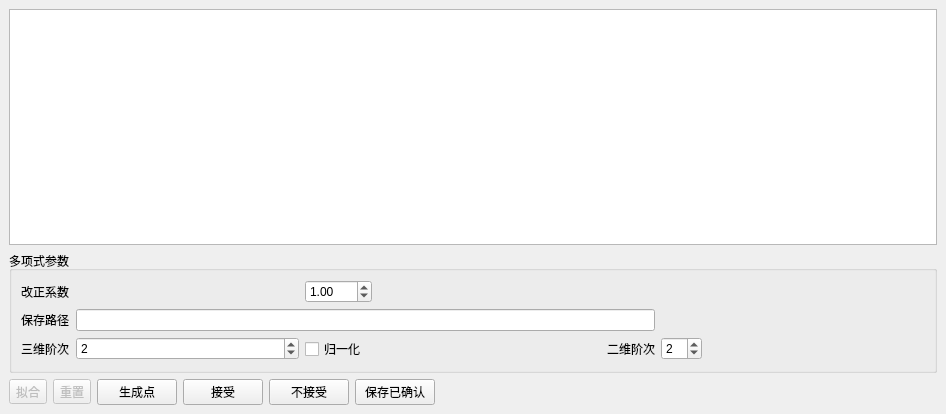
Above: src/ui/3DpointsPickedDlg.ui from qgis/QGIS before the change. Below: the same form after it.
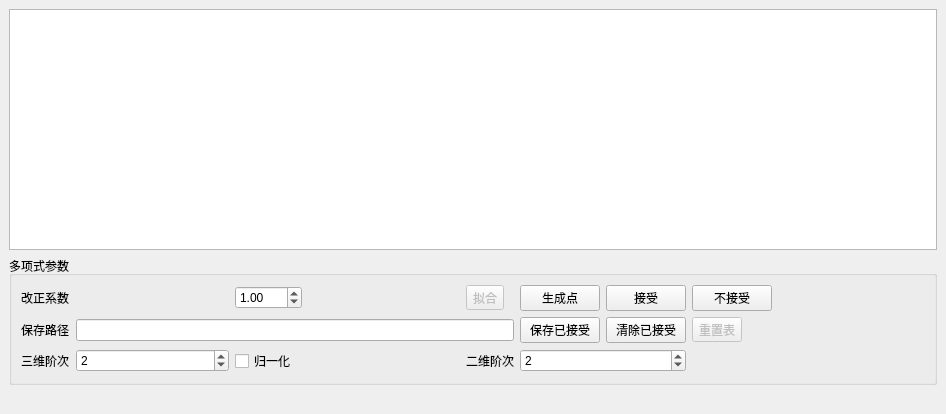
That is the form after the change.

Diff of the .ui file:
```diff
--- a/src/ui/3DpointsPickedDlg.ui
+++ b/src/ui/3DpointsPickedDlg.ui
@@ -46,38 +46,56 @@
        <string>多项式参数</string>
       </property>
       <layout class="QGridLayout" name="gridLayout">
-       <item row="5" column="1">
-        <widget class="QSpinBox" name="spinBox">
-         <property name="minimumSize">
+       <item row="2" column="7">
+        <widget class="QPushButton" name="pushButton_queren">
+         <property name="text">
+          <string>接受</string>
+         </property>
+        </widget>
+       </item>
+       <item row="5" column="0">
+        <widget class="QLabel" name="label">
+         <property name="text">
+          <string>三维阶次</string>
+         </property>
+        </widget>
+       </item>
+       <item row="3" column="9">
+        <spacer name="horizontalSpacer_6">
+         <property name="orientation">
+          <enum>Qt::Horizontal</enum>
+         </property>
+         <property name="sizeHint" stdset="0">
           <size>
-           <width>20</width>
-           <height>10</height>
+           <width>40</width>
+           <height>20</height>
           </size>
          </property>
-         <property name="value">
-          <number>2</number>
-         </property>
-        </widget>
+        </spacer>
        </item>
-       <item row="5" column="7">
+       <item row="3" column="1" colspan="5">
+        <widget class="QLineEdit" name="cunchulujing"/>
+       </item>
+       <item row="5" column="6" colspan="2">
         <widget class="QSpinBox" name="spinBox_2">
          <property name="value">
           <number>2</number>
          </property>
         </widget>
        </item>
-       <item row="2" column="4">
-        <spacer name="horizontalSpacer_5">
-         <property name="orientation">
-          <enum>Qt::Horizontal</enum>
+       <item row="5" column="5">
+        <widget class="QLabel" name="label_2">
+         <property name="text">
+          <string>二维阶次</string>
          </property>
-         <property name="sizeHint" stdset="0">
-          <size>
-           <width>40</width>
-           <height>20</height>
-          </size>
+        </widget>
+       </item>
+       <item row="3" column="0">
+        <widget class="QLabel" name="label_4">
+         <property name="text">
+          <string>保存路径</string>
          </property>
-        </spacer>
+        </widget>
        </item>
        <item row="2" column="2" colspan="2">
         <widget class="QDoubleSpinBox" name="gaizhengshu">
@@ -89,15 +107,8 @@
          </property>
         </widget>
        </item>
-       <item row="5" column="0">
-        <widget class="QLabel" name="label">
-         <property name="text">
-          <string>三维阶次</string>
-         </property>
-        </widget>
-       </item>
-       <item row="2" column="1">
-        <spacer name="horizontalSpacer_4">
+       <item row="5" column="4">
+        <spacer name="horizontalSpacer">
          <property name="orientation">
           <enum>Qt::Horizontal</enum>
          </property>
@@ -109,7 +120,14 @@
          </property>
         </spacer>
        </item>
-       <item row="5" column="8">
+       <item row="5" column="2">
+        <widget class="QCheckBox" name="checkBox_MapToOne">
+         <property name="text">
+          <string>归一化</string>
+         </property>
+        </widget>
+       </item>
+       <item row="5" column="9">
         <spacer name="horizontalSpacer_2">
          <property name="orientation">
           <enum>Qt::Horizontal</enum>
@@ -122,6 +140,45 @@
          </property>
         </spacer>
        </item>
+       <item row="3" column="7">
+        <widget class="QPushButton" name="pushButton_clear_saved">
+         <property name="toolTip">
+          <string>&lt;html&gt;&lt;head/&gt;&lt;body&gt;&lt;p&gt;清理已确认的点所占的内存，下次保存将不包含这些点。&lt;/p&gt;&lt;/body&gt;&lt;/html&gt;</string>
+         </property>
+         <property name="text">
+          <string>清除已接受</string>
+         </property>
+        </widget>
+       </item>
+       <item row="2" column="5">
+        <widget class="QToolButton" name="niheToolButton">
+         <property name="enabled">
+          <bool>false</bool>
+         </property>
+         <property name="minimumSize">
+          <size>
+           <width>0</width>
+           <height>22</height>
+          </size>
+         </property>
+         <property name="text">
+          <string>拟合</string>
+         </property>
+        </widget>
+       </item>
+       <item row="5" column="1">
+        <widget class="QSpinBox" name="spinBox">
+         <property name="minimumSize">
+          <size>
+           <width>20</width>
+           <height>10</height>
+          </size>
+         </property>
+         <property name="value">
+          <number>2</number>
+         </property>
+        </widget>
+       </item>
        <item row="2" column="0">
         <widget class="QLabel" name="label_3">
          <property name="text">
@@ -129,15 +186,8 @@
          </property>
         </widget>
        </item>
-       <item row="5" column="2">
-        <widget class="QCheckBox" name="checkBox_MapToOne">
-         <property name="text">
-          <string>归一化</string>
-         </property>
-        </widget>
-       </item>
-       <item row="5" column="4">
-        <spacer name="horizontalSpacer">
+       <item row="2" column="4">
+        <spacer name="horizontalSpacer_5">
          <property name="orientation">
           <enum>Qt::Horizontal</enum>
          </property>
@@ -149,101 +199,61 @@
          </property>
         </spacer>
        </item>
-       <item row="3" column="0">
-        <widget class="QLabel" name="label_4">
+       <item row="3" column="6">
+        <widget class="QPushButton" name="pushButton_save">
          <property name="text">
-          <string>保存路径</string>
+          <string>保存已接受</string>
          </property>
         </widget>
        </item>
-       <item row="5" column="5">
-        <widget class="QLabel" name="label_2">
+       <item row="2" column="6">
+        <widget class="QPushButton" name="pushButton_Generate">
+         <property name="minimumSize">
+          <size>
+           <width>10</width>
+           <height>0</height>
+          </size>
+         </property>
          <property name="text">
-          <string>二维阶次</string>
+          <string>生成点</string>
          </property>
         </widget>
        </item>
-       <item row="3" column="1" colspan="5">
-        <widget class="QLineEdit" name="cunchulujing"/>
+       <item row="2" column="1">
+        <spacer name="horizontalSpacer_4">
+         <property name="orientation">
+          <enum>Qt::Horizontal</enum>
+         </property>
+         <property name="sizeHint" stdset="0">
+          <size>
+           <width>40</width>
+           <height>20</height>
+          </size>
+         </property>
+        </spacer>
+       </item>
+       <item row="2" column="8">
+        <widget class="QPushButton" name="pushButtonbujieshou">
+         <property name="text">
+          <string>不接受</string>
+         </property>
+        </widget>
        </item>
        <item row="3" column="8">
-        <spacer name="horizontalSpacer_6">
-         <property name="orientation">
-          <enum>Qt::Horizontal</enum>
+        <widget class="QToolButton" name="resetToolButton">
+         <property name="enabled">
+          <bool>false</bool>
          </property>
-         <property name="sizeHint" stdset="0">
-          <size>
-           <width>40</width>
-           <height>20</height>
-          </size>
+         <property name="text">
+          <string>重置表</string>
          </property>
-        </spacer>
+        </widget>
        </item>
       </layout>
      </widget>
     </item>
     <item>
      <layout class="QHBoxLayout" name="horizontalLayout_2">
-      <item>
-       <widget class="QToolButton" name="niheToolButton">
-        <property name="enabled">
-         <bool>false</bool>
-        </property>
-        <property name="minimumSize">
-         <size>
-          <width>0</width>
-          <height>22</height>
-         </size>
-        </property>
-        <property name="text">
-         <string>拟合</string>
-        </property>
-       </widget>
-      </item>
-      <item>
-       <widget class="QToolButton" name="resetToolButton">
-        <property name="enabled">
-         <bool>false</bool>
-        </property>
-        <property name="text">
-         <string>重置</string>
-        </property>
-       </widget>
-      </item>
-      <item>
-       <widget class="QPushButton" name="pushButton_Generate">
-        <property name="minimumSize">
-         <size>
-          <width>10</width>
-          <height>0</height>
-         </size>
-        </property>
-        <property name="text">
-         <string>生成点</string>
-        </property>
-       </widget>
-      </item>
-      <item>
-       <widget class="QPushButton" name="pushButton_queren">
-        <property name="text">
-         <string>接受</string>
-        </property>
-       </widget>
-      </item>
-      <item>
-       <widget class="QPushButton" name="pushButtonbujieshou">
-        <property name="text">
-         <string>不接受</string>
-        </property>
-       </widget>
-      </item>
-      <item>
-       <widget class="QPushButton" name="pushButton_save">
-        <property name="text">
-         <string>保存已确认</string>
-        </property>
-       </widget>
-      </item>
       <item>
        <spacer name="horizontalSpacer_3">
         <property name="orientation">
```
